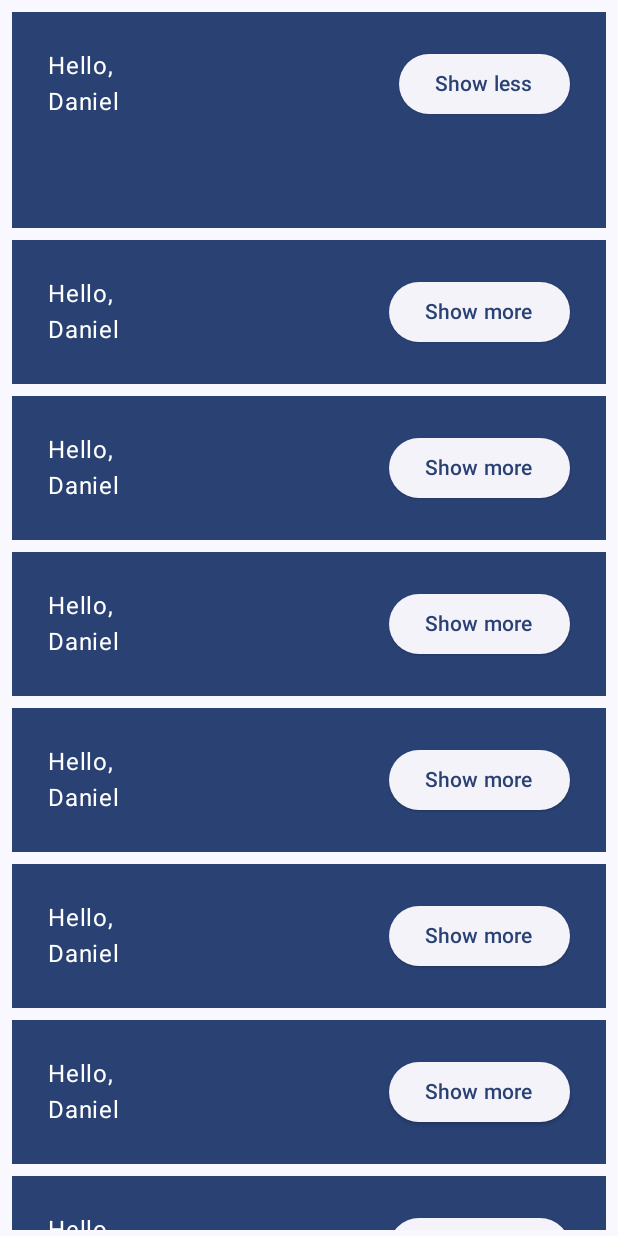
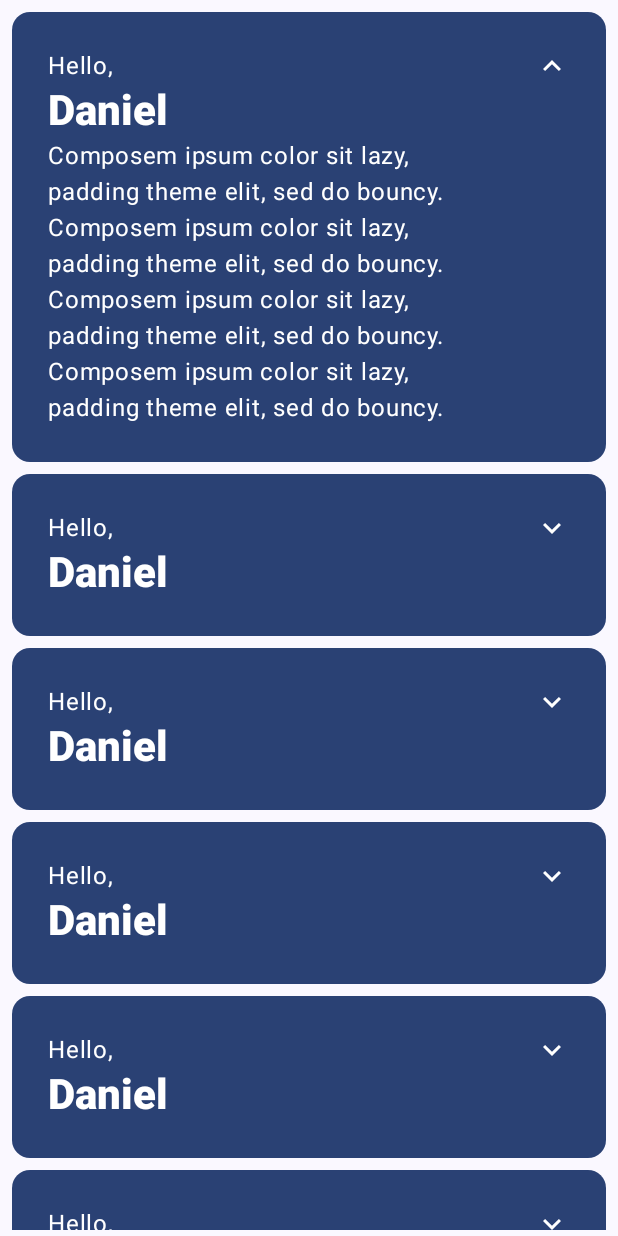
Before and after one commit to Dbriane208/JetpackCompose, an Android app built with Jetpack Compose: the screen it shows after launch (MainActivity), after a tap on "Show more", on a phone screen of 412 x 824 dp. Run offline under Robolectric (Android 15) with nearby library versions, the phone set to English and light mode, and no system bars; 1 other tap on this screen came first.

Commit message:
Jetpack Compose

```diff
--- a/app/build.gradle
+++ b/app/build.gradle
@@ -59,7 +59,7 @@ dependencies {
 
     implementation 'androidx.core:core-ktx:1.12.0'
     implementation 'androidx.lifecycle:lifecycle-runtime-ktx:2.6.2'
-    implementation 'androidx.activity:activity-compose:1.7.2'
+    implementation 'androidx.activity:activity-compose:1.8.0'
     implementation platform('androidx.compose:compose-bom:2022.10.00')
     implementation 'androidx.compose.ui:ui'
     implementation 'androidx.compose.ui:ui-graphics'
@@ -72,4 +72,7 @@ dependencies {
     androidTestImplementation 'androidx.compose.ui:ui-test-junit4'
     debugImplementation 'androidx.compose.ui:ui-tooling'
     debugImplementation 'androidx.compose.ui:ui-test-manifest'
+
+    //IconButton
+    implementation "androidx.compose.material:material-icons-extended:1.5.3"
 }
--- a/app/src/main/java/daniel/brian/jetpackcompose/MainActivity.kt
+++ b/app/src/main/java/daniel/brian/jetpackcompose/MainActivity.kt
@@ -1,10 +1,11 @@
 package daniel.brian.jetpackcompose
 
+import android.content.res.Configuration.UI_MODE_NIGHT_YES
 import android.os.Bundle
 import androidx.activity.ComponentActivity
 import androidx.activity.compose.setContent
+import androidx.compose.animation.animateContentSize
 import androidx.compose.animation.core.Spring
-import androidx.compose.animation.core.animateDpAsState
 import androidx.compose.animation.core.spring
 import androidx.compose.foundation.layout.Arrangement
 import androidx.compose.foundation.layout.Column
@@ -13,8 +14,14 @@ import androidx.compose.foundation.layout.fillMaxSize
 import androidx.compose.foundation.layout.padding
 import androidx.compose.foundation.lazy.LazyColumn
 import androidx.compose.foundation.lazy.items
+import androidx.compose.material.icons.Icons
+import androidx.compose.material.icons.filled.ExpandLess
+import androidx.compose.material.icons.filled.ExpandMore
 import androidx.compose.material3.Button
-import androidx.compose.material3.ElevatedButton
+import androidx.compose.material3.Card
+import androidx.compose.material3.CardDefaults
+import androidx.compose.material3.Icon
+import androidx.compose.material3.IconButton
 import androidx.compose.material3.MaterialTheme
 import androidx.compose.material3.Surface
 import androidx.compose.material3.Text
@@ -26,8 +33,9 @@ import androidx.compose.runtime.saveable.rememberSaveable
 import androidx.compose.runtime.setValue
 import androidx.compose.ui.Alignment
 import androidx.compose.ui.Modifier
+import androidx.compose.ui.res.stringResource
+import androidx.compose.ui.text.font.FontWeight
 import androidx.compose.ui.tooling.preview.Preview
-import androidx.compose.ui.unit.coerceAtLeast
 import androidx.compose.ui.unit.dp
 import daniel.brian.jetpackcompose.ui.theme.JetpackComposeTheme
 
@@ -47,7 +55,7 @@ class MainActivity : ComponentActivity() {
         // by - helps us to avoid using .value - it is a delegate property
         var shouldShowOnboarding by rememberSaveable { mutableStateOf(true) }
 
-        Surface(modifier) {
+        Surface(modifier, color = MaterialTheme.colorScheme.background) {
             if (shouldShowOnboarding) {
                 OnboardingScreen(onContinueClicked = { shouldShowOnboarding = false })
             } else {
@@ -70,43 +78,80 @@ class MainActivity : ComponentActivity() {
         }
     }
 
+    @Composable
+    private fun Greeting(name: String) {
+        Card(
+            colors = CardDefaults.cardColors(
+                containerColor = MaterialTheme.colorScheme.primary,
+            ),
+            modifier = Modifier.padding(vertical = 4.dp, horizontal = 8.dp),
+        ) {
+            CardContent(name)
+        }
+    }
+
+    @Composable
+    private fun CardContent(name: String) {
+        var expanded by remember { mutableStateOf(false) }
+
+        Row(
+            modifier = Modifier
+                .padding(12.dp)
+                .animateContentSize(
+                    animationSpec = spring(
+                        dampingRatio = Spring.DampingRatioMediumBouncy,
+                        stiffness = Spring.StiffnessLow,
+                    ),
+                ),
+        ) {
+            Column(
+                modifier = Modifier
+                    .weight(1f)
+                    .padding(12.dp),
+            ) {
+                Text(text = "Hello, ")
+                Text(
+                    text = name,
+                    style = MaterialTheme.typography.headlineMedium.copy(
+                        fontWeight = FontWeight.ExtraBold,
+                    ),
+                )
+                if (expanded) {
+                    Text(
+                        text = (
+                            "Composem ipsum color sit lazy, " +
+                                "padding theme elit, sed do bouncy. "
+                            ).repeat(4),
+                    )
+                }
+            }
+            // You have to add a dependency inorder to use the Icon
+            IconButton(onClick = { expanded = !expanded }) {
+                Icon(
+                    imageVector = if (expanded) Icons.Filled.ExpandLess else Icons.Filled.ExpandMore,
+                    contentDescription = if (expanded) {
+                        stringResource(R.string.show_less)
+                    } else {
+                        stringResource(R.string.show_more)
+                    },
+
+                )
+            }
+        }
+    }
+
+    // This adds a dark preview mode
+    @Preview(
+        showBackground = true,
+        widthDp = 320,
+        uiMode = UI_MODE_NIGHT_YES,
+        name = "Dark",
+    )
     @Preview(showBackground = true, widthDp = 320)
     @Composable
     private fun GreetingsPreview() {
         JetpackComposeTheme {
             Greetings()
-        }
-    }
-
-    @Composable
-    fun Greeting(name: String) {
-        var expanded by remember { mutableStateOf(false) }
-        val extraPadding by animateDpAsState(
-            if (expanded) 48.dp else 0.dp,
-            // this implements a spring animation when the show more button is clicked
-            animationSpec = spring(
-                dampingRatio = Spring.DampingRatioMediumBouncy,
-                stiffness = Spring.StiffnessLow,
-            ),
-        )
-
-        Surface(
-            color = MaterialTheme.colorScheme.primary,
-            modifier = Modifier.padding(vertical = 4.dp, horizontal = 8.dp),
-        ) {
-            Row(modifier = Modifier.padding(24.dp)) {
-                Column(
-                    modifier = Modifier
-                        .weight(1f)
-                        .padding(bottom = extraPadding.coerceAtLeast(0.dp)),
-                ) {
-                    Text(text = "Hello,")
-                    Text(text = name)
-                }
-                ElevatedButton(onClick = { expanded = !expanded }) {
-                    Text(if (expanded) "Show less" else "Show more")
-                }
-            }
         }
     }
 
--- a/app/src/main/java/daniel/brian/jetpackcompose/ui/theme/Color.kt
+++ b/app/src/main/java/daniel/brian/jetpackcompose/ui/theme/Color.kt
@@ -2,10 +2,15 @@ package daniel.brian.jetpackcompose.ui.theme
 
 import androidx.compose.ui.graphics.Color
 
-val Purple80 = Color(0xFFD0BCFF)
-val PurpleGrey80 = Color(0xFFCCC2DC)
-val Pink80 = Color(0xFFEFB8C8)
+// val Purple80 = Color(0xFFD0BCFF)
+// val PurpleGrey80 = Color(0xFFCCC2DC)
+// val Pink80 = Color(0xFFEFB8C8)
+//
+// val Purple40 = Color(0xFF6650a4)
+// val PurpleGrey40 = Color(0xFF625b71)
+// val Pink40 = Color(0xFF7D5260)
 
-val Purple40 = Color(0xFF6650a4)
-val PurpleGrey40 = Color(0xFF625b71)
-val Pink40 = Color(0xFF7D5260)
+val Navy = Color(0xFF073042)
+val Blue = Color(0xFF4285F4)
+val LightBlue = Color(0xFFD7EFFE)
+val Chartreuse = Color(0xFFEFF7CF)
--- a/app/src/main/java/daniel/brian/jetpackcompose/ui/theme/Theme.kt
+++ b/app/src/main/java/daniel/brian/jetpackcompose/ui/theme/Theme.kt
@@ -10,21 +10,28 @@ import androidx.compose.material3.dynamicLightColorScheme
 import androidx.compose.material3.lightColorScheme
 import androidx.compose.runtime.Composable
 import androidx.compose.runtime.SideEffect
+import androidx.compose.ui.graphics.Color
 import androidx.compose.ui.graphics.toArgb
 import androidx.compose.ui.platform.LocalContext
 import androidx.compose.ui.platform.LocalView
 import androidx.core.view.WindowCompat
 
 private val DarkColorScheme = darkColorScheme(
-    primary = Purple80,
-    secondary = PurpleGrey80,
-    tertiary = Pink80
+    surface = Blue,
+    primary = Navy,
+    onSurface = Navy,
+    onPrimary = Chartreuse,
+//    secondary = PurpleGrey80,
+//    tertiary = Pink80,
 )
 
 private val LightColorScheme = lightColorScheme(
-    primary = Purple40,
-    secondary = PurpleGrey40,
-    tertiary = Pink40
+    surface = Blue,
+    onSurface = Color.White,
+    primary = LightBlue,
+    onPrimary = Navy,
+//    secondary = PurpleGrey40,
+//    tertiary = Pink40,
 
     /* Other default colors to override
     background = Color(0xFFFFFBFE),
@@ -42,7 +49,7 @@ fun JetpackComposeTheme(
     darkTheme: Boolean = isSystemInDarkTheme(),
     // Dynamic color is available on Android 12+
     dynamicColor: Boolean = true,
-    content: @Composable () -> Unit
+    content: @Composable () -> Unit,
 ) {
     val colorScheme = when {
         dynamicColor && Build.VERSION.SDK_INT >= Build.VERSION_CODES.S -> {
@@ -65,6 +72,6 @@ fun JetpackComposeTheme(
     MaterialTheme(
         colorScheme = colorScheme,
         typography = Typography,
-        content = content
+        content = content,
     )
 }
--- a/app/src/main/res/values/strings.xml
+++ b/app/src/main/res/values/strings.xml
@@ -1,3 +1,5 @@
 <resources>
     <string name="app_name">JetpackCompose</string>
+    <string name="show_less">Show less</string>
+    <string name="show_more">Show more</string>
 </resources>
--- a/app/src/main/res/values/themes.xml
+++ b/app/src/main/res/values/themes.xml
@@ -1,5 +1,4 @@
 <?xml version="1.0" encoding="utf-8"?>
 <resources>
-
     <style name="Theme.JetpackCompose" parent="android:Theme.Material.Light.NoActionBar" />
 </resources>
```
